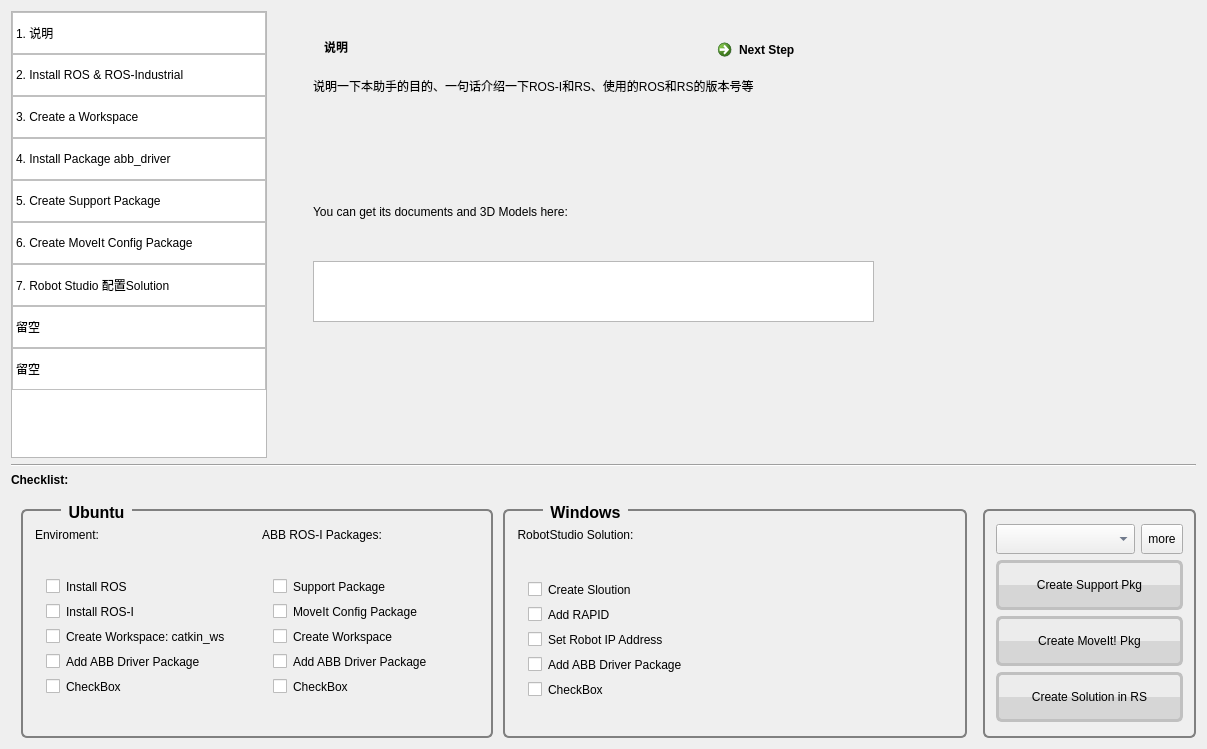
This is gui/inetgration_assistant/AbbRosI-Intg-Asst/asstmainwindow.ui in Yifei1988/abb_ros-i_integration as Qt 5 draws it before an edit. The edited form follows.
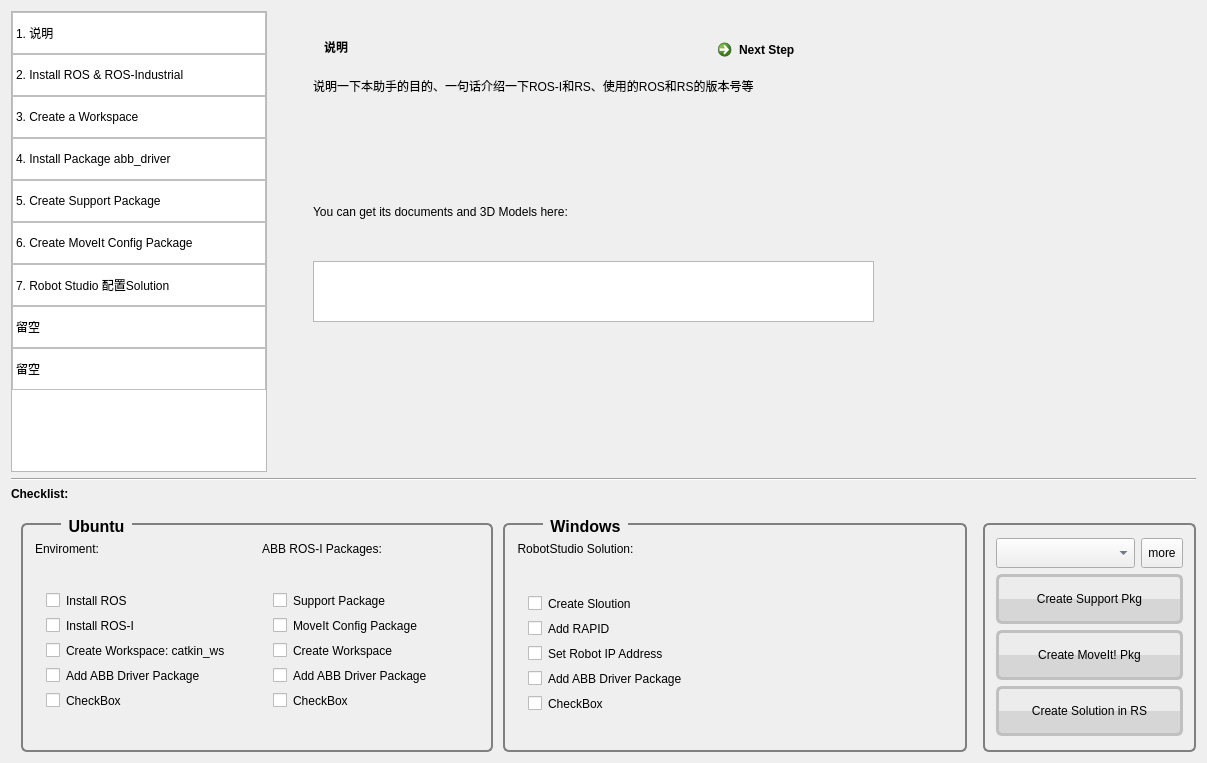
This is the edited form. The open tabs and pages were chosen to show the change. Icons and pictures are not drawn.

Diff of the .ui file:
```diff
--- a/gui/inetgration_assistant/AbbRosI-Intg-Asst/asstmainwindow.ui
+++ b/gui/inetgration_assistant/AbbRosI-Intg-Asst/asstmainwindow.ui
@@ -7,7 +7,7 @@
     <x>0</x>
     <y>0</y>
     <width>1207</width>
-    <height>738</height>
+    <height>763</height>
    </rect>
   </property>
   <property name="windowTitle">
@@ -175,7 +175,7 @@
            </rect>
           </property>
          </widget>
-         <widget class="QWidget" name="">
+         <widget class="QWidget" name="layoutWidget">
           <property name="geometry">
            <rect>
             <x>40</x>
```
